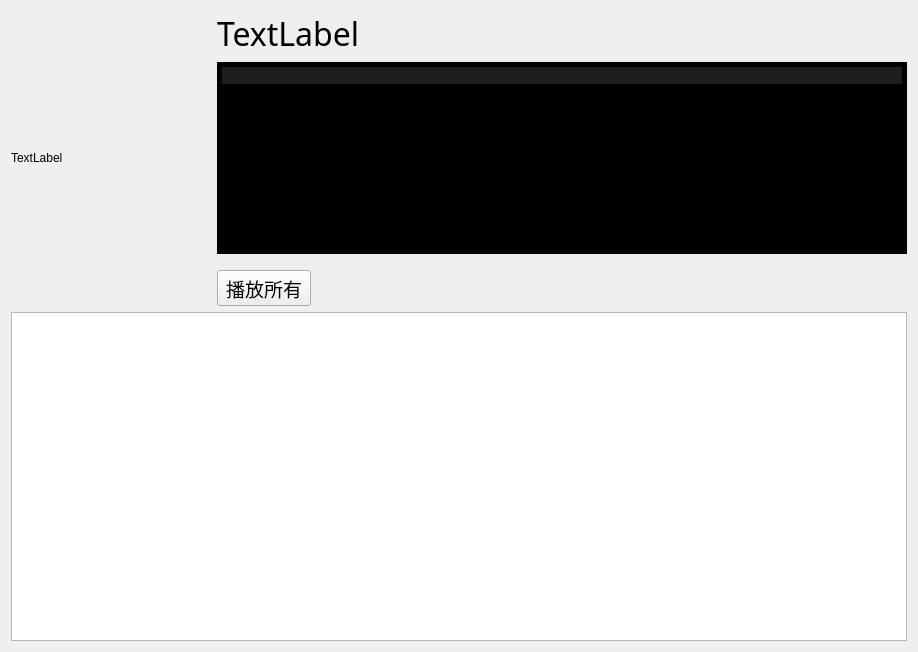
Qt form LocalMusic/FormLocalMusicList.ui (OSHO-1989/NetworkMusicPlayer) before a commit.
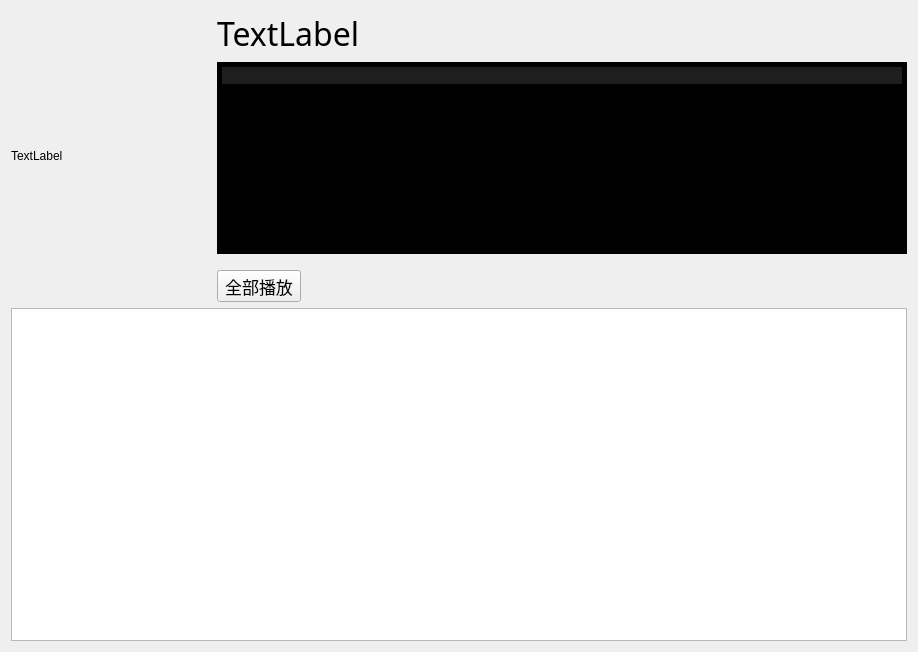
The same form after that commit.

Commit message: Improve local playback control logic

What changed in the file:
```diff
--- a/LocalMusic/FormLocalMusicList.ui
+++ b/LocalMusic/FormLocalMusicList.ui
@@ -96,11 +96,11 @@
            <property name="font">
             <font>
              <family>微软雅黑</family>
-             <pointsize>14</pointsize>
+             <pointsize>13</pointsize>
             </font>
            </property>
            <property name="text">
-            <string>播放所有</string>
+            <string>全部播放</string>
            </property>
           </widget>
          </item>
@@ -124,7 +124,7 @@
     </layout>
    </item>
    <item>
-    <widget class="QListWidget" name="musicListWidget"/>
+    <widget class="QTableView" name="musicTableView"/>
    </item>
   </layout>
  </widget>
```
Left out of the diff: 7 changed lines with no effect on the pictures. The commit also changes 10 other files.
